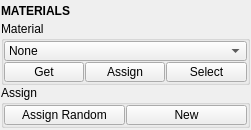
Before: the Qt Designer form tentacle/ui/materials.ui in m3trik/tentacle, drawn with Qt 5.
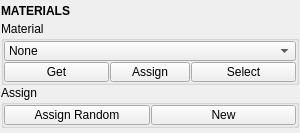
After: the same form once the commit is applied. Custom widgets are drawn as their Qt base class.

```diff
--- a/tentacle/ui/materials.ui
+++ b/tentacle/ui/materials.ui
@@ -9,8 +9,8 @@
    <rect>
     <x>0</x>
     <y>0</y>
-    <width>251</width>
-    <height>130</height>
+    <width>300</width>
+    <height>133</height>
    </rect>
   </property>
   <property name="sizePolicy">
@@ -19,6 +19,12 @@
     <verstretch>0</verstretch>
    </sizepolicy>
   </property>
+  <property name="minimumSize">
+   <size>
+    <width>300</width>
+    <height>0</height>
+   </size>
+  </property>
   <property name="tabShape">
    <enum>QTabWidget::Triangular</enum>
   </property>
```
